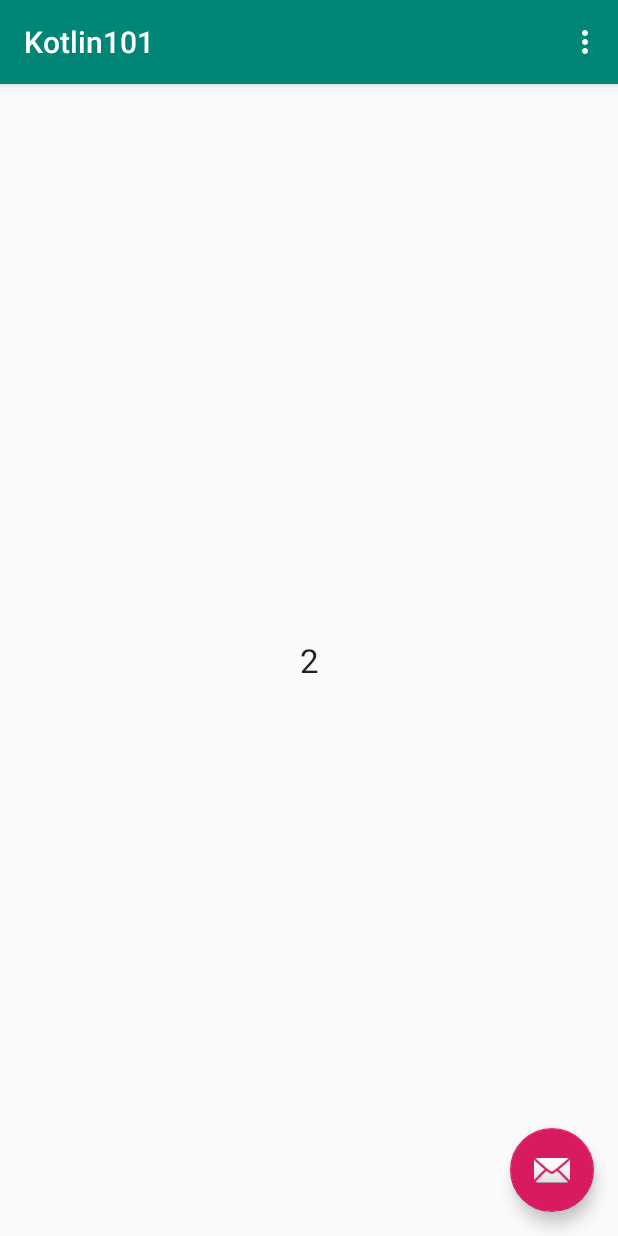
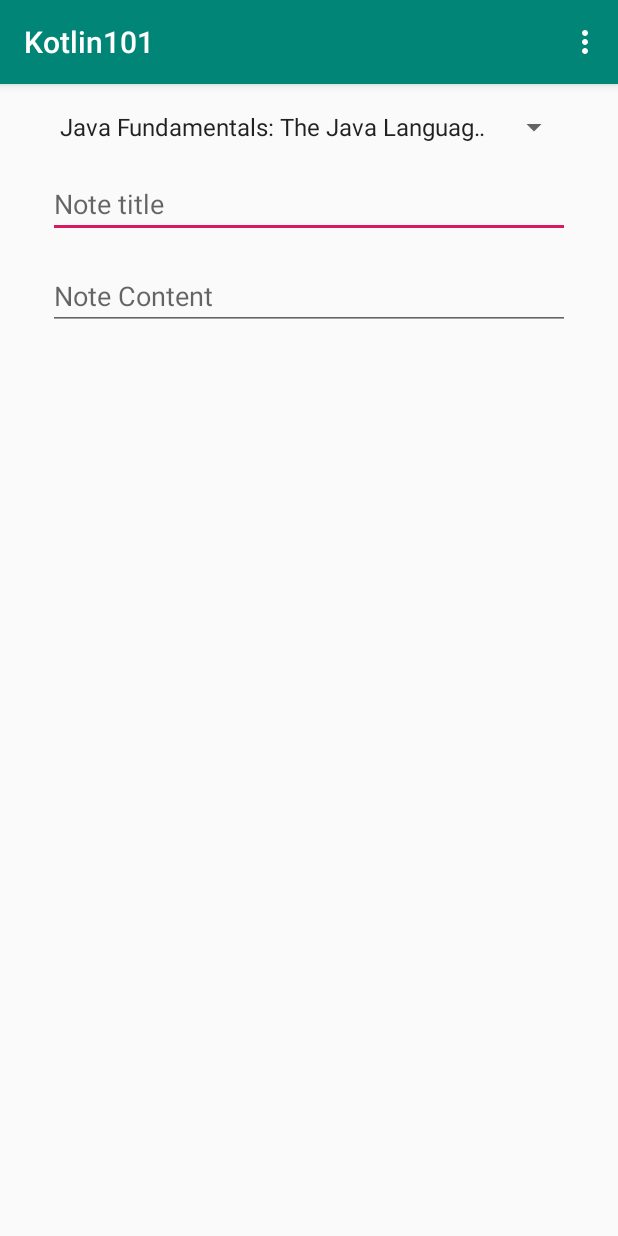
Before and after one commit to miguelrueda/kotlin101, an Android app: the screen it shows after launch (MainActivity), in the options menu, after a tap on "Settings", on a phone screen of 412 x 824 dp. Run offline under Robolectric (Android 15) with nearby library versions, the phone set to English and light mode, and no system bars.

Commit message:
Module 4 finished

```diff
--- /dev/null
+++ b/app/src/main/java/com/example/kotlin101/DataManager.kt
@@ -0,0 +1,26 @@
+package com.example.kotlin101
+
+class DataManager {
+
+    val courses = HashMap<String, CourseInfo>()
+    val notes = ArrayList<NoteInfo>()
+
+    init {
+        initializeCourses()
+    }
+
+    private fun initializeCourses() {
+        var course = CourseInfo("android_intents", "Android Programming with Intents")
+        courses.set(course.courseId, course)
+
+        course = CourseInfo("android_async", "Android Async Programming and Services")
+        courses.set(course.courseId,course)
+
+        course = CourseInfo(title ="Java Fundamentals: The Java Language", courseId = "java_lang")
+        courses.set(course.courseId,course)
+
+        course = CourseInfo("java_core", "Android Async Programming and Services")
+        courses.set(course.courseId,course)
+    }
+
+}
--- a/app/src/main/java/com/example/kotlin101/MainActivity.kt
+++ b/app/src/main/java/com/example/kotlin101/MainActivity.kt
@@ -1,10 +1,10 @@
 package com.example.kotlin101
 
 import android.os.Bundle
-import com.google.android.material.snackbar.Snackbar
 import androidx.appcompat.app.AppCompatActivity
 import android.view.Menu
 import android.view.MenuItem
+import android.widget.ArrayAdapter
 
 import kotlinx.android.synthetic.main.activity_main.*
 import kotlinx.android.synthetic.main.content_main.*
@@ -16,13 +16,11 @@ class MainActivity : AppCompatActivity() {
         setContentView(R.layout.activity_main)
         setSupportActionBar(toolbar)
 
-        fab.setOnClickListener { view ->
-            val originalValue = textDisplayedValue.text.toString().toInt()
-            val newValue = originalValue * 2
-            textDisplayedValue.text = newValue.toString()
-            Snackbar.make(view, "Value $originalValue changed to $newValue", Snackbar.LENGTH_LONG)
-                .show()
-        }
+        val dm = DataManager()
+        val adapterCourses = ArrayAdapter<CourseInfo>(this, android.R.layout.simple_spinner_item,
+            dm.courses.values.toList())
+        adapterCourses.setDropDownViewResource(android.R.layout.simple_spinner_dropdown_item)
+        spinnerCourses.adapter = adapterCourses
     }
 
     override fun onCreateOptionsMenu(menu: Menu): Boolean {
--- a/app/src/main/java/com/example/kotlin101/NoteKeeperData.kt
+++ b/app/src/main/java/com/example/kotlin101/NoteKeeperData.kt
@@ -1,5 +1,11 @@
 package com.example.kotlin101
 
-class CourseInfo (val courseId: String, val title: String)
+class CourseInfo (val courseId: String, val title: String) {
+
+    override fun toString(): String {
+        return title
+    }
+
+}
 
 class NoteInfo (var course: CourseInfo, var title: String, var text: String)
--- a/app/src/main/res/layout/activity_main.xml
+++ b/app/src/main/res/layout/activity_main.xml
@@ -22,12 +22,4 @@
 
     <include layout="@layout/content_main" />
 
-    <com.google.android.material.floatingactionbutton.FloatingActionButton
-        android:id="@+id/fab"
-        android:layout_width="wrap_content"
-        android:layout_height="wrap_content"
-        android:layout_gravity="bottom|end"
-        android:layout_margin="@dimen/fab_margin"
-        app:srcCompat="@android:drawable/ic_dialog_email" />
-
 </androidx.coordinatorlayout.widget.CoordinatorLayout>
--- a/app/src/main/res/layout/content_main.xml
+++ b/app/src/main/res/layout/content_main.xml
@@ -8,15 +8,42 @@
     tools:context=".MainActivity"
     tools:showIn="@layout/activity_main">
 
-    <TextView
-        android:id="@+id/textDisplayedValue"
-        android:layout_width="wrap_content"
-        android:layout_height="wrap_content"
-        android:text="1"
-        android:textAppearance="@style/TextAppearance.AppCompat.Large"
-        app:layout_constraintBottom_toBottomOf="parent"
-        app:layout_constraintLeft_toLeftOf="parent"
-        app:layout_constraintRight_toRightOf="parent"
+    <Spinner
+        android:id="@+id/spinnerCourses"
+        android:layout_width="0dp"
+        android:layout_height="25dp"
+        android:layout_marginStart="32dp"
+        android:layout_marginTop="16dp"
+        android:layout_marginEnd="32dp"
+        app:layout_constraintEnd_toEndOf="parent"
+        app:layout_constraintHorizontal_bias="0.0"
+        app:layout_constraintStart_toStartOf="parent"
         app:layout_constraintTop_toTopOf="parent" />
 
+    <EditText
+        android:id="@+id/textNoteTitle"
+        android:layout_width="0dp"
+        android:layout_height="wrap_content"
+        android:layout_marginTop="16dp"
+        android:ems="10"
+        android:gravity="start|top"
+        android:hint="Note title"
+        android:inputType="textMultiLine"
+        app:layout_constraintEnd_toEndOf="@+id/spinnerCourses"
+        app:layout_constraintStart_toStartOf="@+id/spinnerCourses"
+        app:layout_constraintTop_toBottomOf="@+id/spinnerCourses" />
+
+    <EditText
+        android:id="@+id/textNoteText"
+        android:layout_width="0dp"
+        android:layout_height="wrap_content"
+        android:layout_marginTop="16dp"
+        android:ems="10"
+        android:gravity="start|top"
+        android:hint="Note Content"
+        android:inputType="textMultiLine"
+        app:layout_constraintEnd_toEndOf="@+id/spinnerCourses"
+        app:layout_constraintHorizontal_bias="0.0"
+        app:layout_constraintStart_toStartOf="@+id/spinnerCourses"
+        app:layout_constraintTop_toBottomOf="@+id/textNoteTitle" />
 </androidx.constraintlayout.widget.ConstraintLayout>
```
